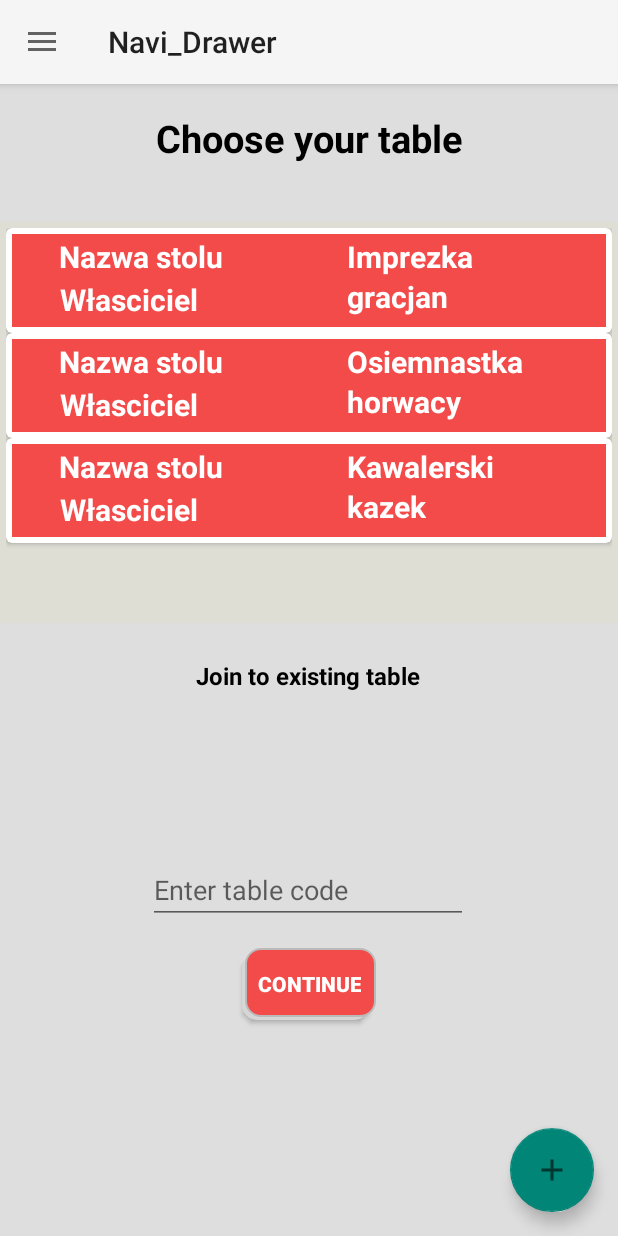
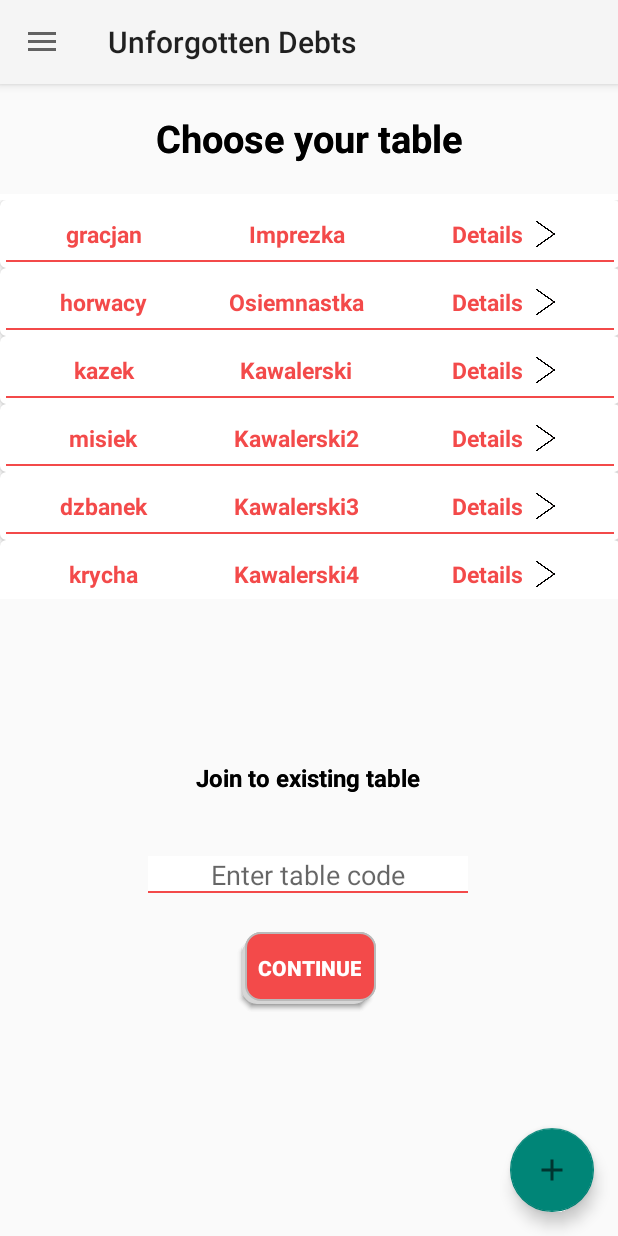
Before and after one commit to fay3r/Unforgotted_Debts_client, an Android app: the TablesFragment screen opened through its navigation route, in the side drawer, after a tap on "Moje stoły", on a phone screen of 412 x 824 dp. Run offline under Robolectric (Android 15) with nearby library versions, the phone set to English and light mode, and no system bars; our stand-ins replace navigation-ui; 1 statement that could not run was skipped.

Commit message:
another xml changes

```diff
--- a/app/src/main/java/com/example/udclient/Navi_Drawer.java
+++ b/app/src/main/java/com/example/udclient/Navi_Drawer.java
@@ -82,13 +82,19 @@ public class Navi_Drawer extends AppCompatActivity implements NavigationView.OnN
         drawerEmailField = headerView.findViewById(R.id.drawerEmail);
         drawerEmailField.setText(email);
 
-        drawerNickField = headerView.findViewById(R.id.drawerNick);
-        drawerNickField.setText(nick);
+       // drawerNickField = headerView.findViewById(R.id.drawerNick);
+        //drawerNickField.setText("Unforgotten debts");
 
         list = new ArrayList<>();
         list.add(new TableItem("Imprezka","gracjan","12345","123"));
         list.add(new TableItem("Osiemnastka","horwacy","54321","321"));
         list.add(new TableItem("Kawalerski","kazek","98765","lolek"));
+        list.add(new TableItem("Kawalerski2","misiek","9452","lolek"));
+        list.add(new TableItem("Kawalerski3","dzbanek","91254","lolek"));
+        list.add(new TableItem("Kawalerski4","krycha","96874","lolek"));
+        list.add(new TableItem("Kawalerski5","gruby","95632","lolek"));
+        list.add(new TableItem("Kawalerski6","domel","92456","lolek"));
+        list.add(new TableItem("Kawalerski7","jjes","94786","lolek"));
 
     }
 
@@ -97,15 +103,15 @@ public class Navi_Drawer extends AppCompatActivity implements NavigationView.OnN
         AlertDialog.Builder builder = new AlertDialog.Builder(this);
         builder.setCancelable(true);
         builder.setTitle("Unforgotten Debts");
-        builder.setMessage("Czy napewno chcesz sie wylogowac?");
-        builder.setPositiveButton("A i owszem",
+        builder.setMessage("Are you sure you want to log out?");
+        builder.setPositiveButton("Yes",
                 new DialogInterface.OnClickListener() {
                     @Override
                     public void onClick(DialogInterface dialog, int which) {
                         Navi_Drawer.super.onBackPressed();
                     }
                 });
-        builder.setNegativeButton("Nie nie, cofaj!", new DialogInterface.OnClickListener() {
+        builder.setNegativeButton("No stay logged", new DialogInterface.OnClickListener() {
             @Override
             public void onClick(DialogInterface dialog, int which) {
             }
--- /dev/null
+++ b/app/src/main/res/drawable/backgroundtextfields.xml
@@ -0,0 +1,16 @@
+<?xml version="1.0" encoding="utf-8"?>
+<layer-list xmlns:android="http://schemas.android.com/apk/res/android">
+    <item
+        android:top="-6dp"
+        android:left="-6dp"
+        android:right="-6dp"
+        android:bottom="0dp">
+
+        <shape android:shape="rectangle">
+            <solid android:color="#FFF"/>
+            <stroke
+                android:width="1dp"
+                android:color="@color/main_theme_color"/>
+        </shape>
+    </item>
+</layer-list>
--- a/app/src/main/res/layout/activity_login.xml
+++ b/app/src/main/res/layout/activity_login.xml
@@ -12,6 +12,7 @@
         android:layout_height="40dp"
         android:autofillHints="@string/example_mail"
         android:ems="10"
+        android:background="@drawable/backgroundtextfields"
         android:hint="@string/example_mail"
         android:inputType="textEmailAddress"
         app:layout_constraintBottom_toBottomOf="parent"
@@ -123,6 +124,7 @@
         android:layout_width="300dp"
         android:layout_height="40dp"
         android:autofillHints="@string/password"
+        android:background="@drawable/backgroundtextfields"
         android:ems="10"
         android:inputType="textPassword"
         android:labelFor="@id/regPassword"
--- a/app/src/main/res/layout/fragment_tables.xml
+++ b/app/src/main/res/layout/fragment_tables.xml
@@ -5,19 +5,21 @@
     android:layout_width="match_parent"
     android:layout_height="match_parent"
     tools:context=".ui.tables.TablesFragment"
-    android:background="#dedede">
+    >
 
     <androidx.recyclerview.widget.RecyclerView
         android:id="@+id/recyclerView"
-        android:layout_width="match_parent"
-        android:layout_height="267dp"
+        android:layout_width="421dp"
+        android:layout_height="270dp"
         android:layout_below="@+id/textView8"
-        android:background="#deded5"
+        android:background="#FFF"
+        android:backgroundTint="#FFF"
         android:padding="4dp"
         app:layout_constraintBottom_toBottomOf="parent"
-        app:layout_constraintTop_toBottomOf="@+id/textView8"
-        app:layout_constraintVertical_bias="0.087"
-        tools:layout_editor_absoluteX="0dp" />
+        app:layout_constraintEnd_toEndOf="parent"
+        app:layout_constraintStart_toStartOf="parent"
+        app:layout_constraintTop_toTopOf="parent"
+        app:layout_constraintVertical_bias="0.147" />
 
     <Button
         android:id="@+id/joinExistingTable"
@@ -25,14 +27,15 @@
         android:layout_height="wrap_content"
         android:layout_below="@+id/existingTableCode"
         android:layout_alignParentEnd="true"
-        android:layout_marginBottom="144dp"
         android:background="@drawable/button_sign"
         android:text="Continue"
         android:textColor="#FFF"
         android:textStyle="bold"
         app:layout_constraintBottom_toBottomOf="parent"
         app:layout_constraintEnd_toEndOf="parent"
-        app:layout_constraintStart_toStartOf="parent" />
+        app:layout_constraintStart_toStartOf="parent"
+        app:layout_constraintTop_toTopOf="parent"
+        app:layout_constraintVertical_bias="0.785" />
 
     <EditText
         android:id="@+id/existingTableCode"
@@ -40,14 +43,17 @@
         android:layout_height="wrap_content"
         android:layout_below="@+id/textView7"
         android:layout_alignParentEnd="true"
-        android:layout_marginBottom="208dp"
         android:ems="10"
         android:hint="Enter table code"
-        android:inputType="textPersonName"
+        android:gravity="center"
+        android:inputType="number"
+        android:background="@drawable/backgroundtextfields"
         app:layout_constraintBottom_toBottomOf="parent"
         app:layout_constraintEnd_toEndOf="parent"
         app:layout_constraintHorizontal_bias="0.497"
-        app:layout_constraintStart_toStartOf="parent" />
+        app:layout_constraintStart_toStartOf="parent"
+        app:layout_constraintTop_toTopOf="parent"
+        app:layout_constraintVertical_bias="0.692" />
 
     <TextView
         android:id="@+id/textView7"
@@ -55,15 +61,16 @@
         android:layout_height="wrap_content"
         android:layout_below="@+id/recyclerView"
         android:layout_alignParentStart="true"
-        android:layout_marginTop="24dp"
         android:text="Join to existing table"
         android:textColor="#000000"
         android:textSize="16sp"
         android:textStyle="bold"
+        app:layout_constraintBottom_toBottomOf="parent"
         app:layout_constraintEnd_toEndOf="parent"
         app:layout_constraintHorizontal_bias="0.498"
         app:layout_constraintStart_toStartOf="parent"
-        app:layout_constraintTop_toBottomOf="@+id/recyclerView" />
+        app:layout_constraintTop_toTopOf="parent"
+        app:layout_constraintVertical_bias="0.605" />
 
     <TextView
         android:id="@+id/textView8"
@@ -78,6 +85,7 @@
         android:textSize="25dp"
         android:textStyle="bold"
         app:layout_constraintBottom_toBottomOf="parent"
+        app:layout_constraintEnd_toEndOf="parent"
         app:layout_constraintStart_toStartOf="parent"
         app:layout_constraintTop_toTopOf="parent"
         app:layout_constraintVertical_bias="0.025" />
--- a/app/src/main/res/layout/table_item.xml
+++ b/app/src/main/res/layout/table_item.xml
@@ -1,7 +1,7 @@
 <?xml version="1.0" encoding="utf-8"?>
 <androidx.cardview.widget.CardView xmlns:android="http://schemas.android.com/apk/res/android"
     android:layout_width="match_parent"
-    android:layout_height="70dp"
+    android:layout_height="45dp"
     xmlns:app="http://schemas.android.com/apk/res-auto"
     app:cardCornerRadius="4dp">
 
@@ -9,60 +9,80 @@
         android:layout_width="match_parent"
         android:layout_height="match_parent"
         android:layout_margin="4dp"
-        android:background="@color/colorPrimary">
+        android:background="@drawable/backgroundtextfields"
+        >
 
         <TextView
             android:id="@+id/tableName"
             android:layout_width="wrap_content"
-            android:layout_height="wrap_content"
+            android:layout_height="match_parent"
+            android:layout_alignParentStart="true"
             android:layout_alignParentTop="true"
-            android:layout_marginStart="78dp"
-            android:layout_marginTop="1dp"
-            android:layout_toEndOf="@+id/table"
-            android:text=" nazwa"
-            android:textColor="#ffffff"
-            android:textSize="20sp"
+            android:layout_alignParentEnd="true"
+            android:layout_alignParentBottom="true"
+            android:layout_marginStart="132dp"
+            android:layout_marginTop="0dp"
+            android:layout_marginEnd="150dp"
+            android:layout_marginBottom="0dp"
+            android:gravity="center"
+            android:text="nazwa"
+            android:textAlignment="center"
+            android:textColor="@color/main_theme_color"
+            android:textSize="15dp"
             android:textStyle="bold" />
 
         <TextView
             android:id="@+id/ownerName"
             android:layout_width="wrap_content"
-            android:layout_height="wrap_content"
+            android:layout_height="match_parent"
             android:layout_below="@id/tableName"
+            android:layout_alignParentStart="true"
             android:layout_alignParentTop="true"
-            android:layout_marginStart="99dp"
-            android:layout_marginTop="28dp"
-            android:layout_toEndOf="@+id/owner"
-            android:text=" nick"
-            android:textColor="#ffffff"
-            android:textSize="20sp"
+            android:layout_alignParentEnd="true"
+            android:layout_alignParentBottom="true"
+            android:layout_marginStart="24dp"
+            android:layout_marginTop="0dp"
+            android:layout_marginEnd="300dp"
+            android:layout_marginBottom="0dp"
+            android:height="20dp"
+            android:gravity="center"
+            android:text="nick"
+            android:textAlignment="center"
+            android:textColor="@color/main_theme_color"
+            android:textSize="15dp"
             android:textStyle="bold" />
 
         <TextView
-            android:id="@+id/owner"
+            android:id="@+id/details"
+            android:gravity="center"
             android:layout_width="wrap_content"
-            android:layout_height="wrap_content"
-            android:layout_below="@+id/table"
+            android:layout_height="match_parent"
             android:layout_alignParentStart="true"
-            android:layout_marginStart="32dp"
-            android:layout_marginTop="1dp"
-            android:text="Własciciel"
-            android:textColor="#ffffff"
-            android:textSize="20sp"
+            android:layout_alignParentTop="true"
+            android:layout_alignParentEnd="true"
+            android:layout_alignParentBottom="true"
+            android:layout_marginStart="292dp"
+            android:layout_marginTop="0dp"
+            android:layout_marginEnd="56dp"
+            android:layout_marginBottom="0dp"
+            android:text="Details"
+            android:textColor="@color/main_theme_color"
+            android:textSize="15dp"
             android:textStyle="bold" />
 
-        <TextView
-            android:id="@+id/table"
+        <ImageView
+            android:id="@+id/imageView2"
             android:layout_width="wrap_content"
-            android:layout_height="wrap_content"
+            android:layout_height="16dp"
             android:layout_alignParentStart="true"
             android:layout_alignParentTop="true"
-            android:layout_marginStart="31dp"
-            android:layout_marginTop="1dp"
-            android:text="Nazwa stolu "
-            android:textColor="#ffffff"
-            android:textSize="20sp"
-            android:textStyle="bold" />
+            android:layout_alignParentEnd="true"
+            android:layout_alignParentBottom="true"
+            android:layout_marginStart="347dp"
+            android:layout_marginTop="10dp"
+            android:layout_marginEnd="33dp"
+            android:layout_marginBottom="10dp"
+            android:background="@drawable/rightarrow" />
 
     </RelativeLayout>
 
--- a/app/src/main/res/menu/activity_main_drawer.xml
+++ b/app/src/main/res/menu/activity_main_drawer.xml
@@ -10,11 +10,11 @@
             android:title="@string/menu_home" />
         <item
             android:id="@+id/nav_tables"
-            android:icon="@drawable/ic_menu_gallery"
+            android:icon="@drawable/table"
             android:title="@string/menu_tables" />
         <item
             android:id="@+id/nav_summary"
-            android:icon="@drawable/ic_menu_slideshow"
+            android:icon="@drawable/report"
             android:title="@string/menu_summary" />
     </group>
 </menu>
--- a/app/src/main/res/values/strings.xml
+++ b/app/src/main/res/values/strings.xml
@@ -9,7 +9,7 @@
     <string name="sign_up">Sign Up</string>
     <string name="already">Create new account</string>
     <string name="example_mail">examplemail@email.com</string>
-    <string name="title_activity_navi__drawer">Navi_Drawer</string>
+    <string name="title_activity_navi__drawer">Unforgotten Debts</string>
     <string name="navigation_drawer_open">Open navigation drawer</string>
     <string name="navigation_drawer_close">Close navigation drawer</string>
     <string name="nav_header_title">Android Studio</string>
@@ -25,5 +25,5 @@
     <string name="people">Uczestnicy</string>
     <string name="add">Dodaj</string>
     <string name="crate_new">Stworz</string>
-    <string name="name">Nazwa</string>
+    <string name="name">Name</string>
 </resources>
```
Also changed, not shown: app/src/main/AndroidManifest.xml (+7 -3 lines), app/src/main/res/layout/dialog_newtable.xml (+23 -14 lines), app/src/main/res/layout/nav_header_main.xml (+5 -18 lines), app/src/main/res/drawable/report.png (added), app/src/main/res/drawable/rightarrow.png (added), app/src/main/res/drawable/table.png (added).
